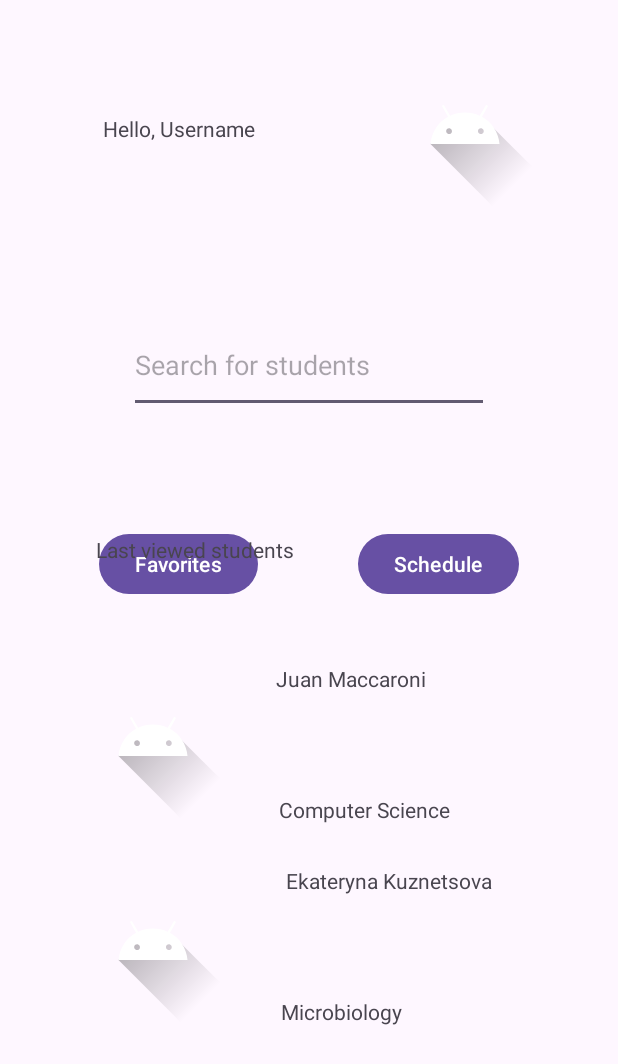
After one commit to wGodCatw/InternAppAlpha, an Android app: the layout activity_homepage.xml on its own in the app's theme, with its tools: preview values and no code run, on a phone screen of 412 x 824 dp. The commit adds this screen. Shown: the top 1064 px of the screen. Run offline under Robolectric (Android 15) with nearby library versions, the phone set to English and light mode, and no system bars.

Commit message:
Project Log In Homepage

```diff
--- /dev/null
+++ b/app/src/main/java/com/example/internapp/HomepageActivity.java
@@ -0,0 +1,14 @@
+package com.example.internapp;
+
+import android.os.Bundle;
+
+import androidx.appcompat.app.AppCompatActivity;
+
+public class HomepageActivity extends AppCompatActivity {
+
+    @Override
+    protected void onCreate(Bundle savedInstanceState) {
+        super.onCreate(savedInstanceState);
+        setContentView(R.layout.activity_homepage);
+    }
+}
--- a/app/src/main/java/com/example/internapp/LoginActivity.java
+++ b/app/src/main/java/com/example/internapp/LoginActivity.java
@@ -24,12 +24,12 @@ import com.google.firebase.auth.FirebaseAuth;
 import com.google.firebase.auth.FirebaseUser;
 import com.google.firebase.auth.GoogleAuthProvider;
 
+import java.util.Objects;
+
 public class LoginActivity extends AppCompatActivity {
     private EditText usernameEdt;
     private EditText passwordEdt;
     private Button loginBtn;
-
-    private Button signUp;
 
     private GoogleSignInClient client;
 
@@ -39,7 +39,7 @@ public class LoginActivity extends AppCompatActivity {
         super.onCreate(savedInstanceState);
         setContentView(R.layout.activity_login);
 
-        signUp = findViewById(R.id.googleSignIn);
+        Button signUp = findViewById(R.id.googleSignIn);
         GoogleSignInOptions options = new GoogleSignInOptions.Builder(GoogleSignInOptions.DEFAULT_SIGN_IN).requestIdToken("1084322055281-vcbs746k7ngmscl4duk8uun0uu04jgmg.apps.googleusercontent.com").requestEmail().build();
 
         client = GoogleSignIn.getClient(this, options);
@@ -63,10 +63,10 @@ public class LoginActivity extends AppCompatActivity {
                     @Override
                     public void onComplete(@NonNull Task<AuthResult> task) {
                         if (task.isSuccessful()) {
-                            Intent intent = new Intent(getApplicationContext(), MainActivity2.class);
+                            Intent intent = new Intent(getApplicationContext(), HomepageActivity.class);
                             startActivity(intent);
                         } else {
-                            Toast.makeText(LoginActivity.this, task.getException().getMessage(), Toast.LENGTH_SHORT).show();
+                            Toast.makeText(LoginActivity.this, Objects.requireNonNull(task.getException()).getMessage(), Toast.LENGTH_SHORT).show();
                         }
                     }
                 });
@@ -80,7 +80,7 @@ public class LoginActivity extends AppCompatActivity {
         super.onStart();
         FirebaseUser user = FirebaseAuth.getInstance().getCurrentUser();
         if (user != null) {
-            Intent intent = new Intent(this, MainActivity2.class);
+            Intent intent = new Intent(this, HomepageActivity.class);
             startActivity(intent);
         }
     }
--- a/app/src/main/java/com/example/internapp/MainActivity2.java
+++ /dev/null
@@ -1,31 +0,0 @@
-package com.example.internapp;
-
-import androidx.appcompat.app.AppCompatActivity;
-
-import android.content.Intent;
-import android.os.Bundle;
-import android.view.View;
-import android.widget.Button;
-
-import com.google.firebase.auth.FirebaseAuth;
-
-public class MainActivity2 extends AppCompatActivity {
-
-    private Button logout;
-
-    @Override
-    protected void onCreate(Bundle savedInstanceState) {
-        super.onCreate(savedInstanceState);
-        setContentView(R.layout.activity_main2);
-
-        logout = findViewById(R.id.logout);
-        logout.setOnClickListener(new View.OnClickListener() {
-            @Override
-            public void onClick(View v) {
-                FirebaseAuth.getInstance().signOut();
-                Intent i = new Intent(MainActivity2.this, MainActivity.class);
-                startActivity(i);
-            }
-        });
-    }
-}
--- /dev/null
+++ b/app/src/main/res/layout/activity_homepage.xml
@@ -0,0 +1,134 @@
+<?xml version="1.0" encoding="utf-8"?>
+<androidx.constraintlayout.widget.ConstraintLayout xmlns:android="http://schemas.android.com/apk/res/android"
+    xmlns:app="http://schemas.android.com/apk/res-auto"
+    xmlns:tools="http://schemas.android.com/tools"
+    android:layout_width="match_parent"
+    android:layout_height="match_parent"
+    tools:context=".HomepageActivity">
+
+    <TextView
+        android:id="@+id/welcomeText"
+        android:layout_width="wrap_content"
+        android:layout_height="wrap_content"
+        android:layout_marginTop="76dp"
+        android:text="Hello, Username"
+        app:layout_constraintEnd_toStartOf="@+id/userIcon"
+        app:layout_constraintHorizontal_bias="0.444"
+        app:layout_constraintStart_toStartOf="parent"
+        app:layout_constraintTop_toTopOf="parent" />
+
+    <ImageView
+        android:id="@+id/userIcon"
+        android:layout_width="wrap_content"
+        android:layout_height="wrap_content"
+        android:layout_marginTop="32dp"
+        android:layout_marginEnd="48dp"
+        android:src="@drawable/ic_launcher_foreground"
+        app:layout_constraintEnd_toEndOf="parent"
+        app:layout_constraintTop_toTopOf="parent" />
+
+    <EditText
+        android:id="@+id/searchBoxText"
+        android:layout_width="240dp"
+        android:layout_height="63dp"
+        android:layout_marginTop="212dp"
+        android:ems="10"
+        android:hint="Search for students"
+        android:inputType="text"
+        app:layout_constraintEnd_toEndOf="parent"
+        app:layout_constraintHorizontal_bias="0.5"
+        app:layout_constraintStart_toStartOf="parent"
+        app:layout_constraintTop_toTopOf="parent" />
+
+    <Button
+        android:id="@+id/favoritesBtn"
+        android:layout_width="wrap_content"
+        android:layout_height="wrap_content"
+        android:layout_marginTop="352dp"
+        android:text="Favorites"
+        app:layout_constraintEnd_toStartOf="@+id/scheduleBtn"
+        app:layout_constraintHorizontal_bias="0.5"
+        app:layout_constraintStart_toStartOf="parent"
+        app:layout_constraintTop_toTopOf="parent" />
+
+    <Button
+        android:id="@+id/scheduleBtn"
+        android:layout_width="wrap_content"
+        android:layout_height="wrap_content"
+        android:layout_marginTop="352dp"
+        android:text="Schedule"
+        app:layout_constraintEnd_toEndOf="parent"
+        app:layout_constraintHorizontal_bias="0.5"
+        app:layout_constraintStart_toEndOf="@+id/favoritesBtn"
+        app:layout_constraintTop_toTopOf="parent" />
+
+    <TextView
+        android:id="@+id/studentTitle"
+        android:layout_width="wrap_content"
+        android:layout_height="wrap_content"
+        android:layout_marginStart="64dp"
+        android:layout_marginBottom="64dp"
+        android:text="Last viewed students"
+        app:layout_constraintBottom_toTopOf="@+id/studentImg1"
+        app:layout_constraintStart_toStartOf="parent" />
+
+    <ImageView
+        android:id="@+id/studentImg1"
+        android:layout_width="wrap_content"
+        android:layout_height="wrap_content"
+        android:layout_marginStart="48dp"
+        android:layout_marginBottom="28dp"
+        android:src="@drawable/ic_launcher_foreground"
+        app:layout_constraintBottom_toTopOf="@+id/studentImg2"
+        app:layout_constraintStart_toStartOf="parent" />
+
+    <ImageView
+        android:id="@+id/studentImg2"
+        android:layout_width="wrap_content"
+        android:layout_height="wrap_content"
+        android:layout_marginStart="48dp"
+        android:layout_marginBottom="140dp"
+        android:src="@drawable/ic_launcher_foreground"
+        app:layout_constraintBottom_toBottomOf="parent"
+        app:layout_constraintStart_toStartOf="parent" />
+
+    <TextView
+        android:id="@+id/student1name"
+        android:layout_width="wrap_content"
+        android:layout_height="wrap_content"
+        android:layout_marginEnd="128dp"
+        android:layout_marginBottom="68dp"
+        android:text="Juan Maccaroni"
+        app:layout_constraintBottom_toTopOf="@+id/student1faculty"
+        app:layout_constraintEnd_toEndOf="parent" />
+
+    <TextView
+        android:id="@+id/student2name"
+        android:layout_width="wrap_content"
+        android:layout_height="wrap_content"
+        android:layout_marginEnd="84dp"
+        android:layout_marginBottom="68dp"
+        android:text="Ekateryna Kuznetsova"
+        app:layout_constraintBottom_toTopOf="@+id/student2faculty"
+        app:layout_constraintEnd_toEndOf="parent" />
+
+    <TextView
+        android:id="@+id/student1faculty"
+        android:layout_width="wrap_content"
+        android:layout_height="wrap_content"
+        android:layout_marginEnd="112dp"
+        android:layout_marginBottom="28dp"
+        android:text="Computer Science"
+        app:layout_constraintBottom_toTopOf="@+id/student2name"
+        app:layout_constraintEnd_toEndOf="parent" />
+
+    <TextView
+        android:id="@+id/student2faculty"
+        android:layout_width="wrap_content"
+        android:layout_height="wrap_content"
+        android:layout_marginEnd="144dp"
+        android:layout_marginBottom="140dp"
+        android:text="Microbiology"
+        app:layout_constraintBottom_toBottomOf="parent"
+        app:layout_constraintEnd_toEndOf="parent" />
+</androidx.constraintlayout.widget.ConstraintLayout>
--- a/app/src/main/res/layout/activity_main2.xml
+++ /dev/null
@@ -1,20 +0,0 @@
-<?xml version="1.0" encoding="utf-8"?>
-<androidx.constraintlayout.widget.ConstraintLayout xmlns:android="http://schemas.android.com/apk/res/android"
-    xmlns:app="http://schemas.android.com/apk/res-auto"
-    xmlns:tools="http://schemas.android.com/tools"
-    android:layout_width="match_parent"
-    android:layout_height="match_parent"
-    tools:context=".MainActivity2">
-
-    <Button
-        android:id="@+id/logout"
-        android:layout_width="wrap_content"
-        android:layout_height="wrap_content"
-        android:text="Logout"
-        app:layout_constraintBottom_toBottomOf="parent"
-        app:layout_constraintEnd_toEndOf="parent"
-        app:layout_constraintHorizontal_bias="0.5"
-        app:layout_constraintStart_toStartOf="parent"
-        app:layout_constraintTop_toTopOf="parent"
-        app:layout_constraintVertical_bias="0.5" />
-</androidx.constraintlayout.widget.ConstraintLayout>
```
